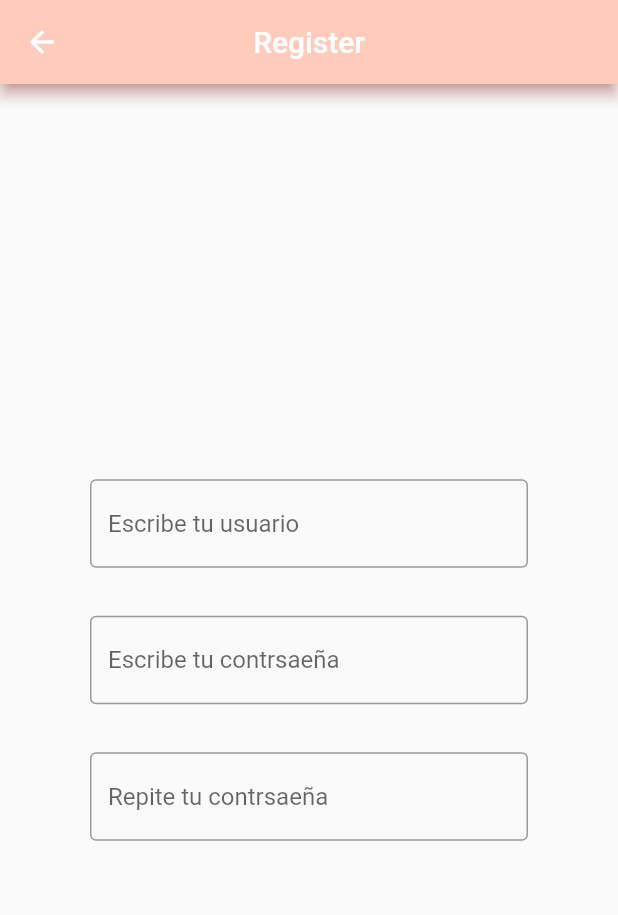
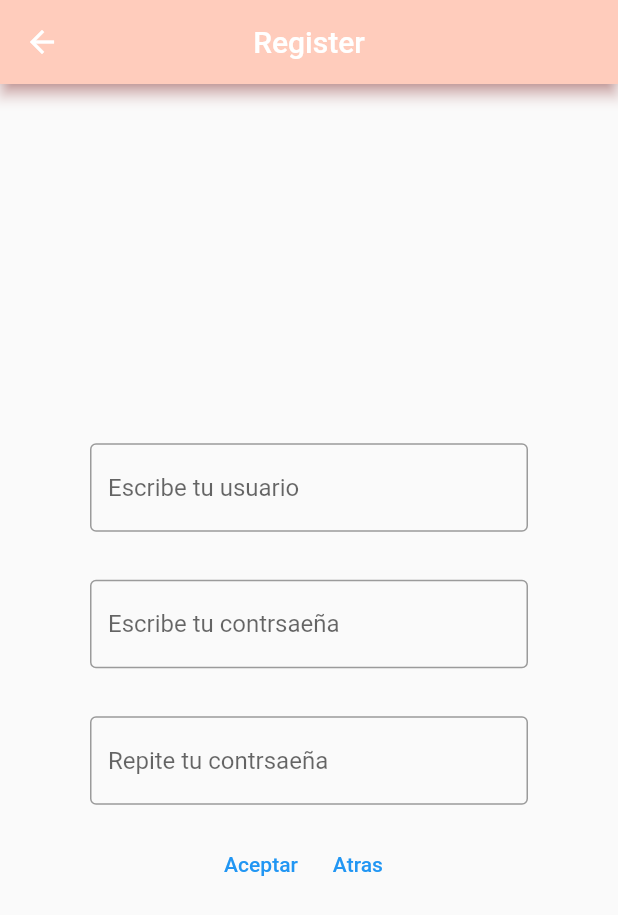
Before and after one commit to elenaaroma/practica1, a Flutter app: the RegisterView screen opened by its route, on a phone screen of 412 x 824 dp. Shown: the top 915 px of the screen. Run offline on Flutter 3.47's test engine with Material 2 defaults, Android fonts, the phone set to English and light mode, and no system bars; our stand-ins replace firebase_core; accounts and stored records are empty; generated files the repository leaves out were written again.

Commit message:
commit botones register

```diff
--- a/lib/OnBoarding/RegisterView.dart
+++ b/lib/OnBoarding/RegisterView.dart
@@ -5,6 +5,14 @@ class RegisterView extends StatelessWidget{
 
   @override
   Widget build(BuildContext context) {
+
+    void onClickAceptar(){
+
+    }
+
+    void onClickAtras(){
+
+    }
 
     return Scaffold(
       appBar: AppBar(
@@ -45,6 +53,15 @@ class RegisterView extends StatelessWidget{
             ),
           ),
 
+          Row(mainAxisAlignment: MainAxisAlignment.center,
+
+            children: [
+              TextButton(onPressed: onClickAceptar, child: Text("Aceptar")),
+              TextButton(onPressed: onClickAtras, child: Text("Atras")),
+            ],
+
+          )
+
         ],
       ),
 
```
